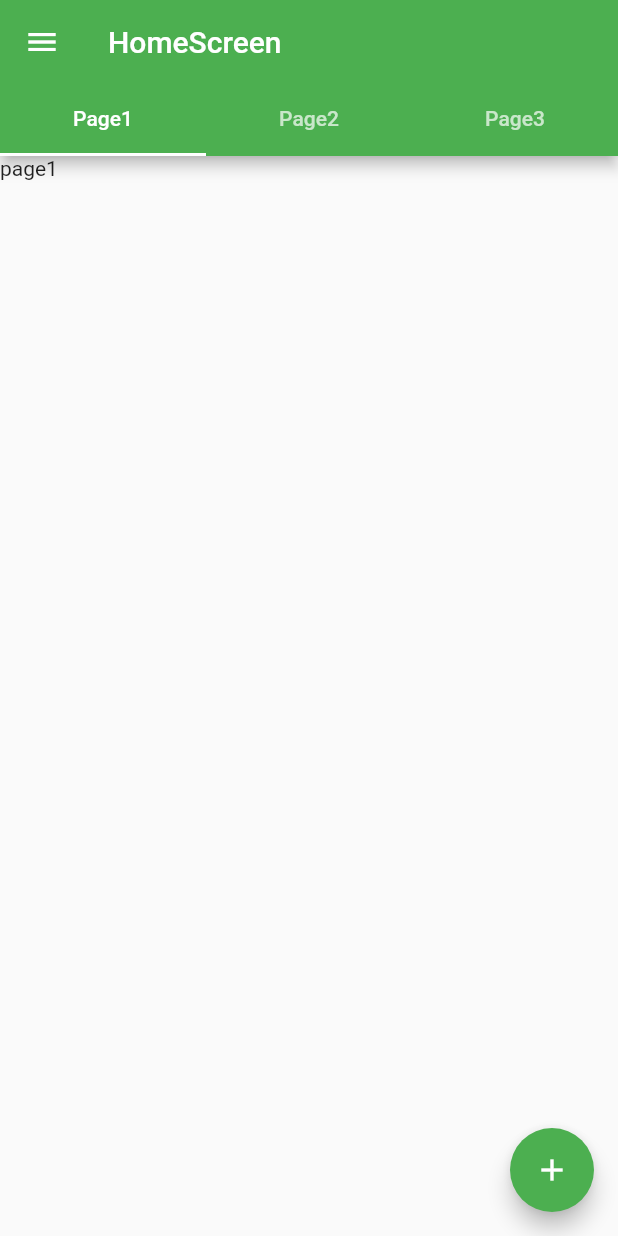
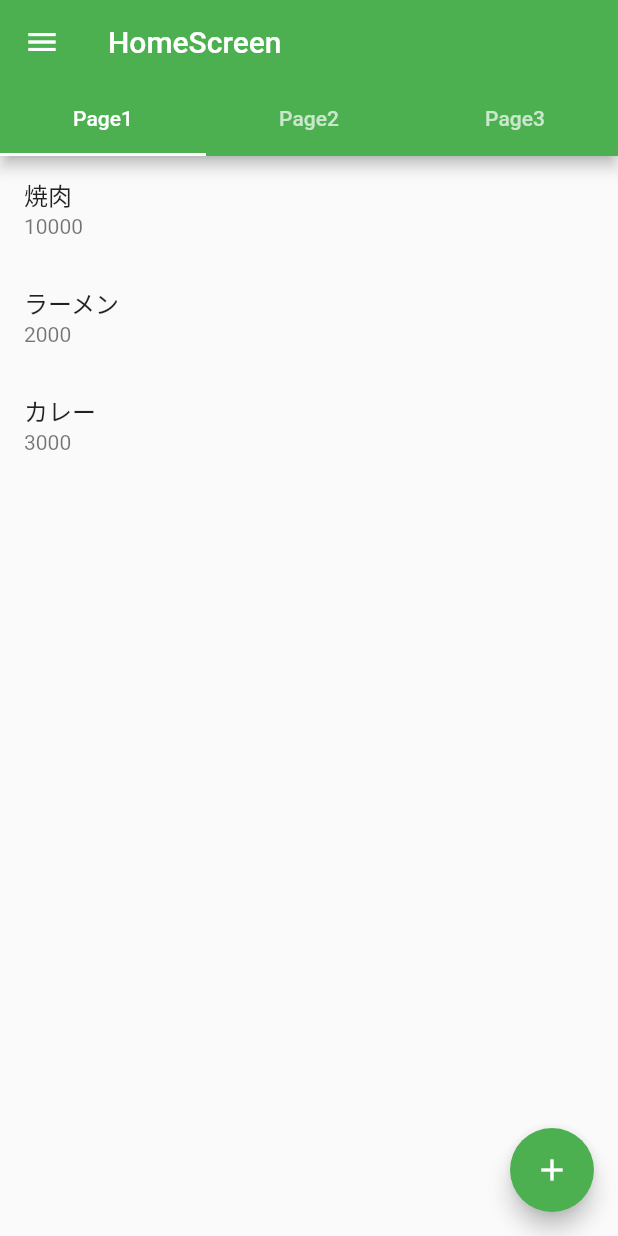
Before and after one commit to RYO1223/warikan, a Flutter app: the screen it shows after launch, on a phone screen of 412 x 824 dp. Run offline on Flutter 3.47's test engine with Material 2 defaults, Android fonts, the phone set to English and light mode, and no system bars.

Commit message:
feat: paymentのdummy dataを作成

```diff
--- a/lib/src/features/home/home.dart
+++ b/lib/src/features/home/home.dart
@@ -1,4 +1,5 @@
 import 'package:flutter/material.dart';
+import 'package:warikan/src/features/home/payment_list.dart';
 import 'package:warikan/src/shared/views/drawer.dart';
 
 class HomeScreen extends StatefulWidget {
@@ -27,7 +28,7 @@ class _HomeScreenState extends State<HomeScreen> {
         ),
         body: const TabBarView(
           children: [
-            Text('page1'),
+            PaymentList(),
             Text('Page2'),
             Text('Page3'),
           ],
--- /dev/null
+++ b/lib/src/features/home/payment_list.dart
@@ -0,0 +1,26 @@
+import 'package:flutter/material.dart';
+import 'package:flutter/src/foundation/key.dart';
+import 'package:flutter/src/widgets/framework.dart';
+import 'package:warikan/src/shared/providers/payments.dart';
+
+class PaymentList extends StatefulWidget {
+  const PaymentList({Key? key}) : super(key: key);
+
+  @override
+  State<PaymentList> createState() => _PaymentListState();
+}
+
+class _PaymentListState extends State<PaymentList> {
+  PaymentsProvider _paymentsProvider = PaymentsProvider();
+  @override
+  Widget build(BuildContext context) {
+    return ListView(
+      children: _paymentsProvider.payments.map((payment) {
+        return ListTile(
+          title: Text(payment.name),
+          subtitle: Text(payment.money.toString()),
+        );
+      }).toList(),
+    );
+  }
+}
--- /dev/null
+++ b/lib/src/shared/classes/payment.dart
@@ -0,0 +1,11 @@
+class Payment {
+  const Payment({
+    required this.id,
+    required this.name,
+    required this.money,
+  });
+
+  final int id;
+  final String name;
+  final int money;
+}
--- /dev/null
+++ b/lib/src/shared/providers/payments.dart
@@ -0,0 +1,21 @@
+import 'package:warikan/src/shared/classes/payment.dart';
+
+class PaymentsProvider {
+  List<Payment> get payments => const [
+        Payment(
+          id: 1,
+          name: '焼肉',
+          money: 10000,
+        ),
+        Payment(
+          id: 2,
+          name: 'ラーメン',
+          money: 2000,
+        ),
+        Payment(
+          id: 3,
+          name: 'カレー',
+          money: 3000,
+        )
+      ];
+}
```
